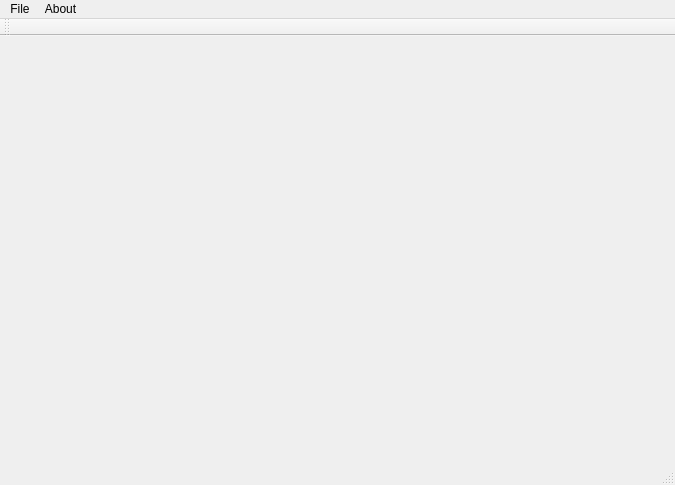
Before: the Qt Designer form mainwindow.ui in pts211/CS206, drawn with Qt 5.
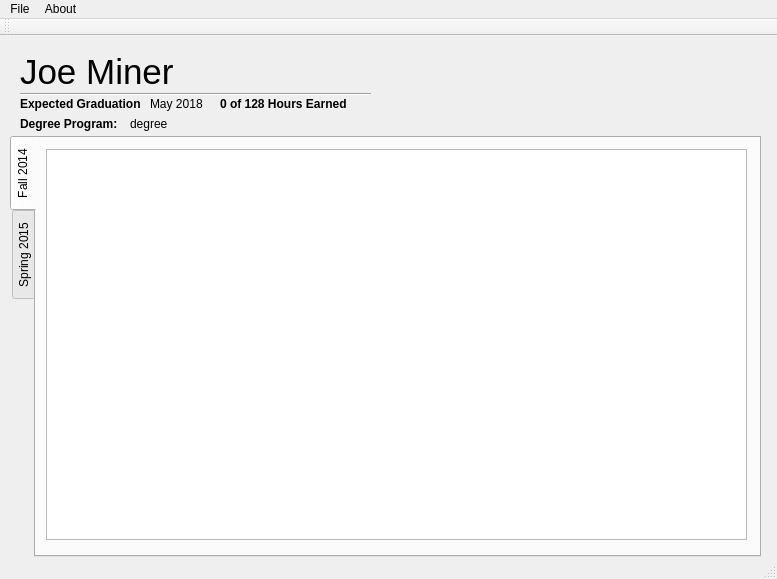
After: the same form once the commit is applied.

Commit message:
Added functionality to the logout and exit buttons. Now displays the main window and populates the lables with student informaiton. 	- Some of that info, such as the hours, will be changing after 	logic for scheduling is figured out.
Added a couple of files to test loading: Discovered you need to make a
"change" to the .pro file and save so that it rescans for the files.
Then clean/rebuild so it copies the new files to the build directory.

Patch:
```diff
--- a/mainwindow.ui
+++ b/mainwindow.ui
@@ -6,20 +6,208 @@
    <rect>
     <x>0</x>
     <y>0</y>
-    <width>675</width>
-    <height>485</height>
+    <width>777</width>
+    <height>579</height>
    </rect>
   </property>
   <property name="windowTitle">
    <string>Path-To-Success</string>
   </property>
-  <widget class="QWidget" name="centralWidget"/>
+  <widget class="QWidget" name="centralWidget">
+   <widget class="QTabWidget" name="tabSemesters">
+    <property name="geometry">
+     <rect>
+      <x>10</x>
+      <y>100</y>
+      <width>751</width>
+      <height>421</height>
+     </rect>
+    </property>
+    <property name="layoutDirection">
+     <enum>Qt::LeftToRight</enum>
+    </property>
+    <property name="tabPosition">
+     <enum>QTabWidget::West</enum>
+    </property>
+    <property name="tabShape">
+     <enum>QTabWidget::Rounded</enum>
+    </property>
+    <property name="currentIndex">
+     <number>0</number>
+    </property>
+    <property name="usesScrollButtons">
+     <bool>true</bool>
+    </property>
+    <property name="tabsClosable">
+     <bool>false</bool>
+    </property>
+    <property name="movable">
+     <bool>false</bool>
+    </property>
+    <widget class="QWidget" name="F2014">
+     <attribute name="title">
+      <string>Fall 2014</string>
+     </attribute>
+     <widget class="QTableView" name="tableView">
+      <property name="geometry">
+       <rect>
+        <x>10</x>
+        <y>11</y>
+        <width>701</width>
+        <height>391</height>
+       </rect>
+      </property>
+     </widget>
+    </widget>
+    <widget class="QWidget" name="tab_2">
+     <attribute name="title">
+      <string>Spring 2015</string>
+     </attribute>
+    </widget>
+   </widget>
+   <widget class="QLabel" name="labelUser">
+    <property name="geometry">
+     <rect>
+      <x>20</x>
+      <y>20</y>
+      <width>361</width>
+      <height>31</height>
+     </rect>
+    </property>
+    <property name="font">
+     <font>
+      <pointsize>26</pointsize>
+      <weight>50</weight>
+      <bold>false</bold>
+     </font>
+    </property>
+    <property name="text">
+     <string>Joe Miner</string>
+    </property>
+   </widget>
+   <widget class="Line" name="line">
+    <property name="geometry">
+     <rect>
+      <x>20</x>
+      <y>50</y>
+      <width>351</width>
+      <height>16</height>
+     </rect>
+    </property>
+    <property name="font">
+     <font>
+      <pointsize>8</pointsize>
+     </font>
+    </property>
+    <property name="layoutDirection">
+     <enum>Qt::LeftToRight</enum>
+    </property>
+    <property name="orientation">
+     <enum>Qt::Horizontal</enum>
+    </property>
+   </widget>
+   <widget class="QLabel" name="labelReadOnly_ExpectedGrad">
+    <property name="geometry">
+     <rect>
+      <x>20</x>
+      <y>60</y>
+      <width>121</width>
+      <height>16</height>
+     </rect>
+    </property>
+    <property name="font">
+     <font>
+      <weight>75</weight>
+      <bold>true</bold>
+     </font>
+    </property>
+    <property name="text">
+     <string>Expected Graduation:</string>
+    </property>
+   </widget>
+   <widget class="QLabel" name="labelExpGrad">
+    <property name="geometry">
+     <rect>
+      <x>150</x>
+      <y>60</y>
+      <width>101</width>
+      <height>16</height>
+     </rect>
+    </property>
+    <property name="font">
+     <font>
+      <weight>50</weight>
+      <bold>false</bold>
+     </font>
+    </property>
+    <property name="text">
+     <string>May 2018</string>
+    </property>
+   </widget>
+   <widget class="QLabel" name="labelHoursEarned">
+    <property name="geometry">
+     <rect>
+      <x>220</x>
+      <y>60</y>
+      <width>161</width>
+      <height>16</height>
+     </rect>
+    </property>
+    <property name="font">
+     <font>
+      <weight>75</weight>
+      <bold>true</bold>
+     </font>
+    </property>
+    <property name="text">
+     <string>0 of 128 Hours Earned</string>
+    </property>
+   </widget>
+   <widget class="QLabel" name="labelReadOnly_Degree">
+    <property name="geometry">
+     <rect>
+      <x>20</x>
+      <y>80</y>
+      <width>101</width>
+      <height>16</height>
+     </rect>
+    </property>
+    <property name="font">
+     <font>
+      <weight>75</weight>
+      <bold>true</bold>
+     </font>
+    </property>
+    <property name="text">
+     <string>Degree Program:</string>
+    </property>
+   </widget>
+   <widget class="QLabel" name="labelDegree">
+    <property name="geometry">
+     <rect>
+      <x>130</x>
+      <y>80</y>
+      <width>231</width>
+      <height>16</height>
+     </rect>
+    </property>
+    <property name="font">
+     <font>
+      <weight>50</weight>
+      <bold>false</bold>
+     </font>
+    </property>
+    <property name="text">
+     <string>degree</string>
+    </property>
+   </widget>
+  </widget>
   <widget class="QMenuBar" name="menuBar">
    <property name="geometry">
     <rect>
      <x>0</x>
      <y>0</y>
-     <width>675</width>
+     <width>777</width>
      <height>21</height>
     </rect>
    </property>
```
The commit also changes 10 other files.
